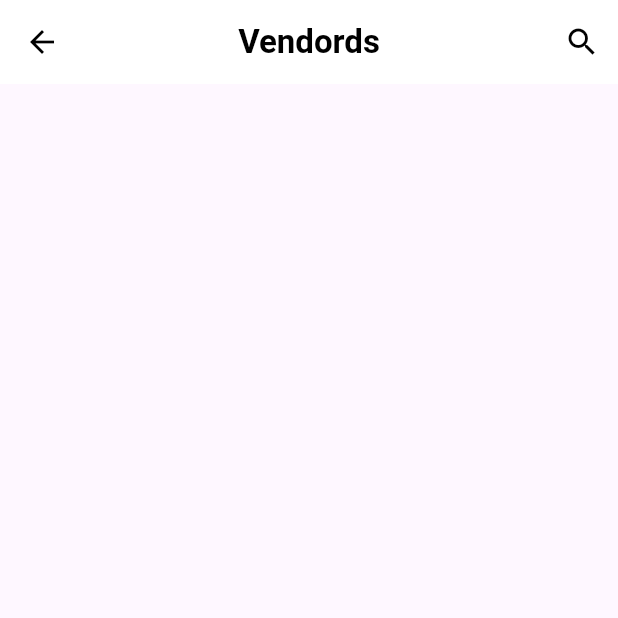
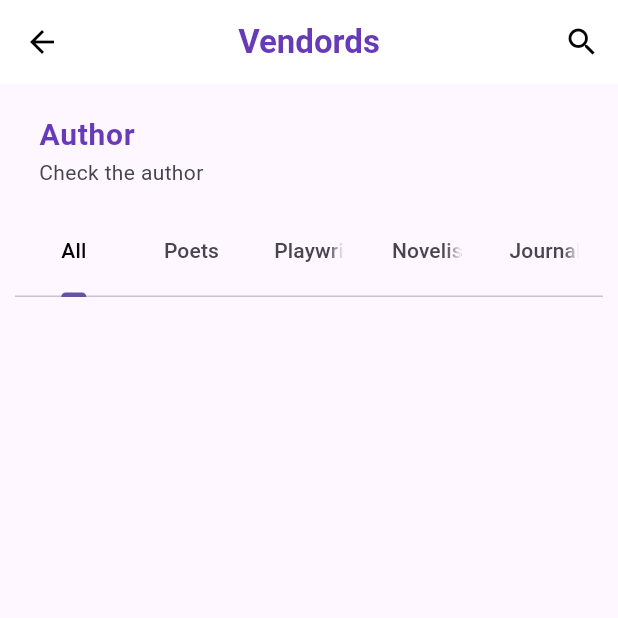
Before and after one commit to Tarikul69/bazar, a Flutter app: the vendor screen opened directly, on a phone screen of 412 x 824 dp, the top half of it. Run offline on Flutter 3.47's test engine with Material 3 defaults, Android fonts, the phone set to English and light mode, and no system bars; our stand-ins replace font_awesome_flutter, get; network calls fail.

Commit message:
Author/Vendords

```diff
--- a/lib/screen/home/component/vendor.dart
+++ b/lib/screen/home/component/vendor.dart
@@ -1,20 +1,22 @@
 import 'package:flutter/material.dart';
+import 'package:get/get.dart';
 
 class vendor extends StatelessWidget {
   const vendor({Key? key}) : super(key: key);
   @override
   Widget build(BuildContext context) {
-    return Scaffold(
+    return DefaultTabController(
+      length: 5,
+      child: Scaffold(
         appBar: AppBar(
+          elevation: 0,
+          foregroundColor: Colors.black,
           backgroundColor: Colors.white,
-        foregroundColor: Colors.black,
-        elevation: 0,
-        //leading: BackButton(),
           centerTitle: true,
           title: Text(
             "Vendords",
             style: TextStyle(
-            color: Colors.black,
+              color: Colors.deepPurple,
               fontWeight: FontWeight.bold,
             ),
           ),
@@ -25,6 +27,60 @@ class vendor extends StatelessWidget {
             )
           ],
         ),
+        body: Container(
+          padding: EdgeInsets.all(10),
+          child: Column(
+            children: [
+              ListTile(
+                subtitle: Text("Check the author"),
+                title: Text(
+                  "Author",
+                  style: TextStyle(
+                    fontWeight: FontWeight.bold,
+                    fontSize: 20,
+                    color: Colors.deepPurple,
+                  ),
+                ),
+              ),
+              Container(
+                height: 60,
+                decoration: BoxDecoration(
+                  borderRadius: BorderRadius.all(
+                    Radius.circular(80),
+                  ),
+                ),
+                child: TabBar(
+                  labelColor: Colors.black,
+                  tabs: [
+                    Tab(
+                      text: "All",
+                    ),
+                    Tab(
+                      text: "Poets",
+                    ),
+                    Tab(
+                      text: "Playwrights",
+                    ),
+                    Tab(
+                      text: "Novelist",
+                    ),
+                    Tab(
+                      text: "Journal",
+                    ),
+                  ],
+                ),
+              ),
+              SizedBox(
+                height: 15,
+              ),
+              Expanded(
+                  child: TabBarView(
+                children: [],
+              ))
+            ],
+          ),
+        ),
+      ),
     );
   }
 }
```
Also changed, not shown: lib/screen/home/component/authors.dart (+40 -2 lines). Lines whose indentation alone changed are shown as unchanged.
